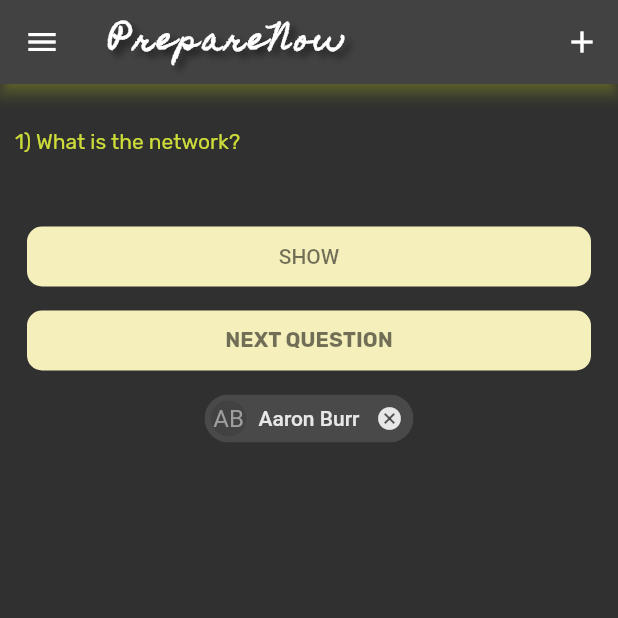
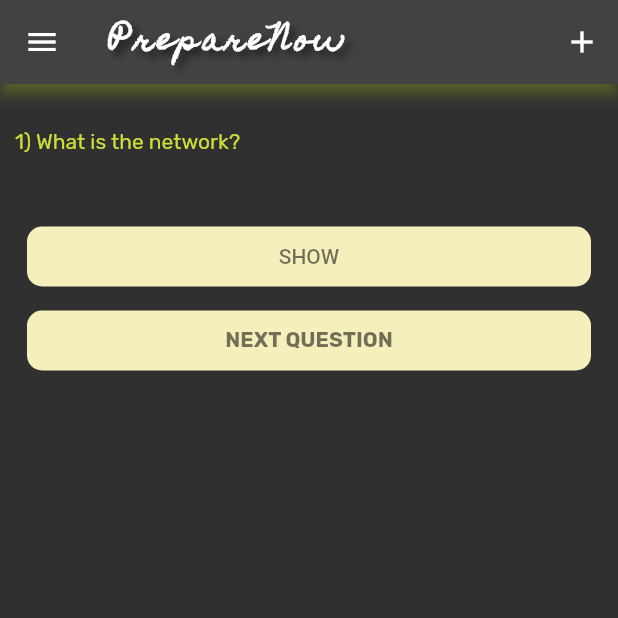
Before and after one commit to jithinprem/interview-app, a Flutter app: the screen it shows after launch, on a phone screen of 412 x 824 dp, the top half of it. Run offline on Flutter 3.47's test engine with Material 2 defaults, Android fonts, the phone set to English and light mode, and no system bars.

```diff
--- a/lib/screen/homepage.dart
+++ b/lib/screen/homepage.dart
@@ -88,7 +88,7 @@ class _HomePageState extends State<HomePage> {
                       Visibility(
                         visible: ansfield,
                         child: TextField(
-                          controller: que,
+                          controller: ans,
                           minLines: 27,
                           maxLines: 28,
                           decoration: const InputDecoration(
@@ -103,7 +103,10 @@ class _HomePageState extends State<HomePage> {
                           visible: buttonfield,
                           child: TextButton(
                             onPressed: () {
-                              print('submit');
+                              String q1 = que.text;
+                              String a1 = ans.text;
+                              computerNetwork.add(computerNetwork.length.toString()+ ') ' +q1);
+                              computerNetwork.add(a1);
                             },
                             child: Container(
                               margin: EdgeInsets.only(bottom: 50),
@@ -184,18 +187,7 @@ class _HomePageState extends State<HomePage> {
                           width: double.infinity,
                         ),
                       ),
-                      ExcludeSemantics(
-                        excluding: true,
-                        child: Chip(
-                          avatar: CircleAvatar(
-                            backgroundColor: Colors.grey.shade800,
-                            child: const Text('AB'),
-                          ),
-                          label: const Text('Aaron Burr'),
-                          autofocus: false,
-                          onDeleted: (){print('hello');},
-                        ),
-                      ),
+
                     ],
                   ),
                 ),
```
